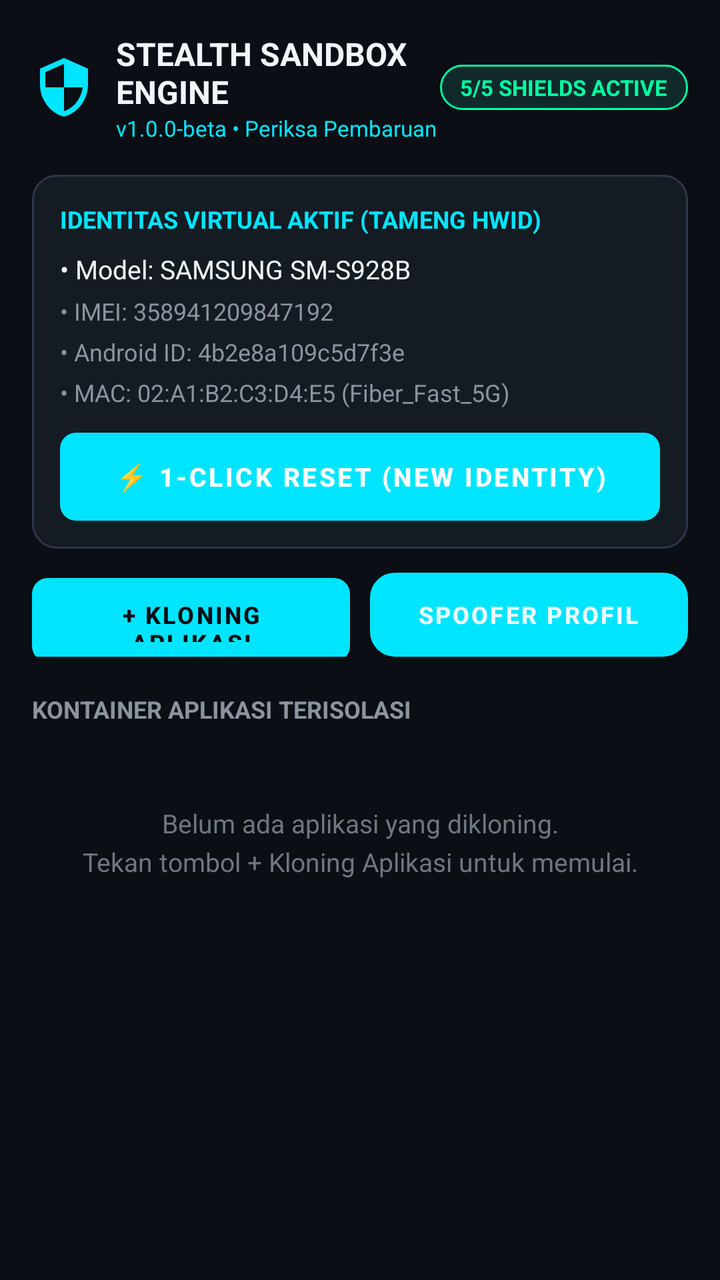
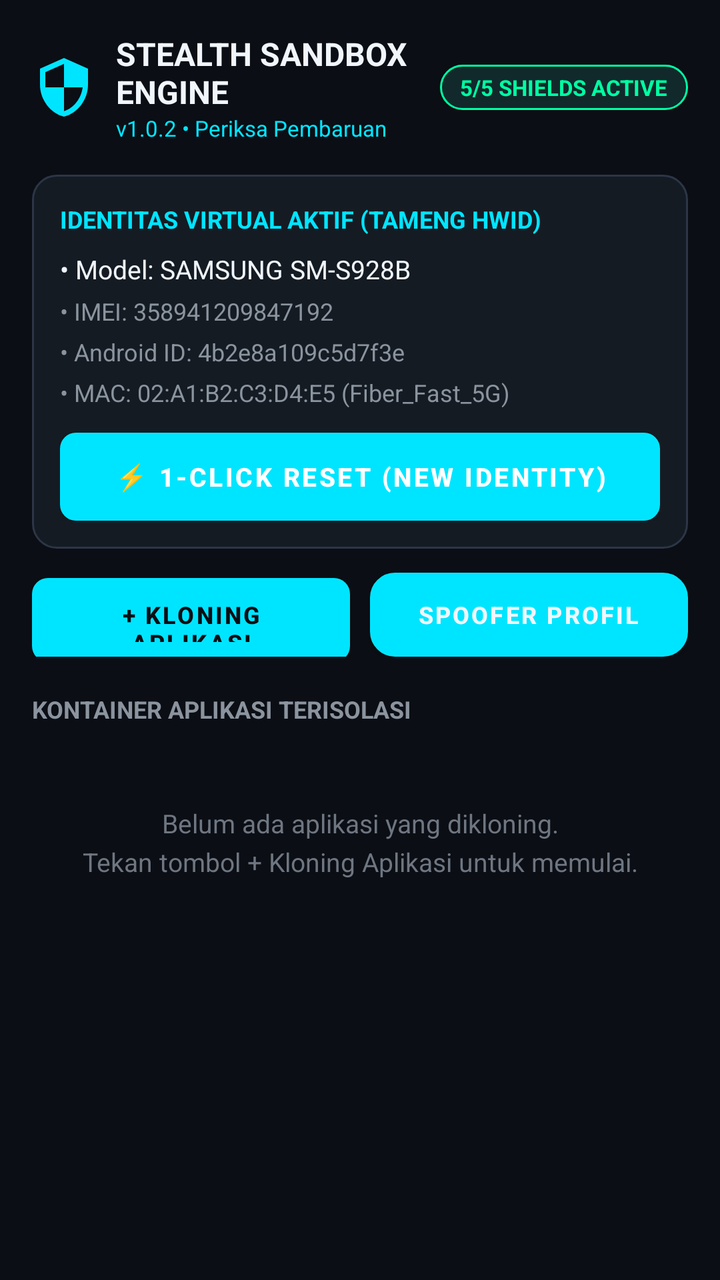

The first picture is an Android layout as it rendered before a commit; the second is the same layout after the commit. The layout source and the unified diff follow.
<!-- AndroidManifest.xml: application theme Theme.StealthSandbox -->
<!-- res/layout/activity_main.xml -->
<?xml version="1.0" encoding="utf-8"?>
<LinearLayout xmlns:android="http://schemas.android.com/apk/res/android"
    android:layout_width="match_parent"
    android:layout_height="match_parent"
    android:background="@color/bg_dark"
    android:orientation="vertical"
    android:padding="16dp">

    
    <LinearLayout
        android:layout_width="match_parent"
        android:layout_height="wrap_content"
        android:gravity="center_vertical"
        android:orientation="horizontal">

        <ImageView
            android:layout_width="32dp"
            android:layout_height="32dp"
            android:src="@drawable/ic_stealth_shield"
            android:contentDescription="Shield" />

        <LinearLayout
            android:layout_width="0dp"
            android:layout_height="wrap_content"
            android:layout_marginStart="10dp"
            android:layout_weight="1"
            android:orientation="vertical">

            <TextView
                android:layout_width="wrap_content"
                android:layout_height="wrap_content"
                android:text="STEALTH SANDBOX ENGINE"
                android:textColor="@color/text_primary"
                android:textSize="16sp"
                android:textStyle="bold" />

            <TextView
                android:id="@+id/txt_app_version_header"
                android:layout_width="wrap_content"
                android:layout_height="wrap_content"
                android:text="v1.0.0-beta • Periksa Pembaruan"
                android:textColor="@color/stealth_cyan"
                android:textSize="11sp" />
        </LinearLayout>

        <TextView
            android:id="@+id/txt_shield_count"
            android:layout_width="wrap_content"
            android:layout_height="wrap_content"
            android:background="@drawable/bg_badge_active"
            android:text="5/5 SHIELDS ACTIVE"
            android:textColor="@color/badge_text"
            android:textSize="11sp"
            android:textStyle="bold" />
    </LinearLayout>

    
    <LinearLayout
        android:layout_width="match_parent"
        android:layout_height="wrap_content"
        android:layout_marginTop="16dp"
        android:background="@drawable/bg_card"
        android:orientation="vertical"
        android:padding="14dp">

        <TextView
            android:layout_width="wrap_content"
            android:layout_height="wrap_content"
            android:text="IDENTITAS VIRTUAL AKTIF (TAMENG HWID)"
            android:textColor="@color/stealth_cyan"
            android:textSize="12sp"
            android:textStyle="bold" />

        <TextView
            android:id="@+id/txt_active_model"
            android:layout_width="wrap_content"
            android:layout_height="wrap_content"
            android:layout_marginTop="8dp"
            android:text="• Model: SAMSUNG SM-S928B"
            android:textColor="@color/text_primary"
            android:textSize="13sp" />

        <TextView
            android:id="@+id/txt_active_imei"
            android:layout_width="wrap_content"
            android:layout_height="wrap_content"
            android:layout_marginTop="4dp"
            android:text="• IMEI: 358941209847192"
            android:textColor="@color/text_secondary"
            android:textSize="12sp" />

        <TextView
            android:id="@+id/txt_active_android_id"
            android:layout_width="wrap_content"
            android:layout_height="wrap_content"
            android:layout_marginTop="4dp"
            android:text="• Android ID: 4b2e8a109c5d7f3e"
            android:textColor="@color/text_secondary"
            android:textSize="12sp" />

        <TextView
            android:id="@+id/txt_active_mac"
            android:layout_width="wrap_content"
            android:layout_height="wrap_content"
            android:layout_marginTop="4dp"
            android:text="• MAC: 02:A1:B2:C3:D4:E5 (Fiber_Fast_5G)"
            android:textColor="@color/text_secondary"
            android:textSize="12sp" />

        
        <Button
            android:id="@+id/btn_one_click_reset"
            android:layout_width="match_parent"
            android:layout_height="44dp"
            android:layout_marginTop="12dp"
            android:background="@drawable/bg_button_danger"
            android:text="⚡ 1-CLICK RESET (NEW IDENTITY)"
            android:textColor="@color/white"
            android:textSize="13sp"
            android:textStyle="bold" />
    </LinearLayout>

    
    <LinearLayout
        android:id="@+id/layout_update_banner"
        android:layout_width="match_parent"
        android:layout_height="wrap_content"
        android:layout_marginTop="10dp"
        android:background="@drawable/bg_card"
        android:gravity="center_vertical"
        android:orientation="horizontal"
        android:padding="12dp"
        android:visibility="gone">

        <ImageView
            android:layout_width="22dp"
            android:layout_height="22dp"
            android:src="@drawable/ic_stealth_shield"
            android:contentDescription="Update Icon" />

        <LinearLayout
            android:layout_width="0dp"
            android:layout_height="wrap_content"
            android:layout_marginStart="10dp"
            android:layout_weight="1"
            android:orientation="vertical">

            <TextView
                android:id="@+id/txt_update_banner_title"
                android:layout_width="wrap_content"
                android:layout_height="wrap_content"
                android:text="Pembaruan Baru Tersedia"
                android:textColor="@color/stealth_cyan"
                android:textSize="12sp"
                android:textStyle="bold" />

            <TextView
                android:id="@+id/txt_update_banner_sub"
                android:layout_width="wrap_content"
                android:layout_height="wrap_content"
                android:layout_marginTop="2dp"
                android:text="Klik untuk update langsung tanpa instal manual"
                android:textColor="@color/text_secondary"
                android:textSize="11sp" />
        </LinearLayout>

        <Button
            android:id="@+id/btn_banner_update"
            android:layout_width="wrap_content"
            android:layout_height="34dp"
            android:background="@drawable/bg_button_stealth"
            android:paddingStart="14dp"
            android:paddingEnd="14dp"
            android:text="UPDATE"
            android:textColor="@color/bg_dark"
            android:textSize="11sp"
            android:textStyle="bold" />
    </LinearLayout>

    
    <LinearLayout
        android:layout_width="match_parent"
        android:layout_height="wrap_content"
        android:layout_marginTop="12dp"
        android:orientation="horizontal">

        <Button
            android:id="@+id/btn_open_cloner"
            android:layout_width="0dp"
            android:layout_height="42dp"
            android:layout_weight="1"
            android:background="@drawable/bg_button_stealth"
            android:text="+ KLONING APLIKASI"
            android:textColor="@color/bg_dark"
            android:textSize="12sp"
            android:textStyle="bold" />

        <Button
            android:id="@+id/btn_open_profile"
            android:layout_width="0dp"
            android:layout_height="42dp"
            android:layout_marginStart="10dp"
            android:layout_weight="1"
            android:background="@drawable/bg_card"
            android:text="SPOOFER PROFIL"
            android:textColor="@color/text_primary"
            android:textSize="12sp"
            android:textStyle="bold" />
    </LinearLayout>

    
    <TextView
        android:layout_width="wrap_content"
        android:layout_height="wrap_content"
        android:layout_marginTop="18dp"
        android:layout_marginBottom="8dp"
        android:text="KONTAINER APLIKASI TERISOLASI"
        android:textColor="@color/text_secondary"
        android:textSize="12sp"
        android:textStyle="bold" />

    
    <TextView
        android:id="@+id/txt_empty_state"
        android:layout_width="match_parent"
        android:layout_height="wrap_content"
        android:layout_marginTop="32dp"
        android:gravity="center"
        android:lineSpacingExtra="4dp"
        android:text="@string/no_apps_cloned"
        android:textColor="@color/text_muted"
        android:textSize="13sp" />

    
    <androidx.recyclerview.widget.RecyclerView
        android:id="@+id/rv_cloned_apps"
        android:layout_width="match_parent"
        android:layout_height="0dp"
        android:layout_weight="1"
        android:clipToPadding="false"
        android:visibility="gone" />
</LinearLayout>
<!-- resources referenced by this layout -->
<resources>
  <color name="badge_text">#00FFA3</color>
  <color name="bg_dark">#0B0E14</color>
  <color name="stealth_cyan">#00E5FF</color>
  <color name="text_muted">#6E7681</color>
  <color name="text_primary">#F0F6FC</color>
  <color name="text_secondary">#8B949E</color>
  <color name="white">#FFFFFF</color>
  <!-- drawable bg_badge_active (drawable) -->
  <?xml version="1.0" encoding="utf-8"?>
  <shape xmlns:android="http://schemas.android.com/apk/res/android"
      android:shape="rectangle">
      <solid android:color="@color/badge_bg" />
      <stroke
          android:width="1dp"
          android:color="@color/badge_text" />
      <corners android:radius="16dp" />
      <padding
          android:left="10dp"
          android:top="4dp"
          android:right="10dp"
          android:bottom="4dp" />
  </shape>
  <!-- drawable bg_button_danger (drawable) -->
  <?xml version="1.0" encoding="utf-8"?>
  <shape xmlns:android="http://schemas.android.com/apk/res/android"
      android:shape="rectangle">
      <solid android:color="@color/stealth_danger" />
      <corners android:radius="8dp" />
  </shape>
  <!-- drawable bg_button_stealth (drawable) -->
  <?xml version="1.0" encoding="utf-8"?>
  <shape xmlns:android="http://schemas.android.com/apk/res/android"
      android:shape="rectangle">
      <solid android:color="@color/stealth_cyan" />
      <corners android:radius="8dp" />
  </shape>
  <!-- drawable bg_card (drawable) -->
  <?xml version="1.0" encoding="utf-8"?>
  <shape xmlns:android="http://schemas.android.com/apk/res/android"
      android:shape="rectangle">
      <solid android:color="@color/bg_card" />
      <stroke
          android:width="1dp"
          android:color="@color/bg_card_border" />
      <corners android:radius="12dp" />
  </shape>
  <!-- drawable ic_stealth_shield (drawable) -->
  <vector xmlns:android="http://schemas.android.com/apk/res/android"
      android:width="24dp"
      android:height="24dp"
      android:viewportWidth="24"
      android:viewportHeight="24">
    <path
        android:fillColor="@color/stealth_cyan"
        android:pathData="M12,1L3,5v6c0,5.55 3.84,10.74 9,12 5.16,-1.26 9,-6.45 9,-12V5l-9,-4zM12,11.99h7c-0.53,4.12 -3.28,7.79 -7,8.94V12H5V6.3l7,-3.11v8.8z"/>
  </vector>
  <string name="no_apps_cloned">Belum ada aplikasi yang dikloning.\nTekan tombol + Kloning Aplikasi untuk memulai.</string>
  <style name="Theme.StealthSandbox" parent="Theme.MaterialComponents.NoActionBar">
          <item name="colorPrimary">@color/stealth_cyan</item>
          <item name="colorPrimaryVariant">@color/stealth_blue</item>
          <item name="colorOnPrimary">@color/bg_dark</item>
          <item name="colorSecondary">@color/stealth_emerald</item>
          <item name="colorSecondaryVariant">@color/stealth_green</item>
          <item name="colorOnSecondary">@color/bg_dark</item>
          <item name="android:statusBarColor">@color/bg_dark</item>
          <item name="android:navigationBarColor">@color/bg_dark</item>
          <item name="android:windowBackground">@color/bg_dark</item>
      </style>
  <color name="badge_bg">#11292B</color>
  <color name="stealth_danger">#EF4444</color>
  <color name="bg_card">#151B23</color>
  <color name="bg_card_border">#2C3647</color>
  <color name="stealth_blue">#3B82F6</color>
  <color name="stealth_emerald">#00FFA3</color>
  <color name="stealth_green">#10B981</color>
</resources>

<!-- the commit's change to res/layout/activity_main.xml (unified diff, before → after) -->
@@ -38,7 +38,7 @@
                 android:id="@+id/txt_app_version_header"
                 android:layout_width="wrap_content"
                 android:layout_height="wrap_content"
-                android:text="v1.0.0-beta • Periksa Pembaruan"
+                android:text="v1.0.2 • Periksa Pembaruan"
                 android:textColor="@color/stealth_cyan"
                 android:textSize="11sp" />
         </LinearLayout>
